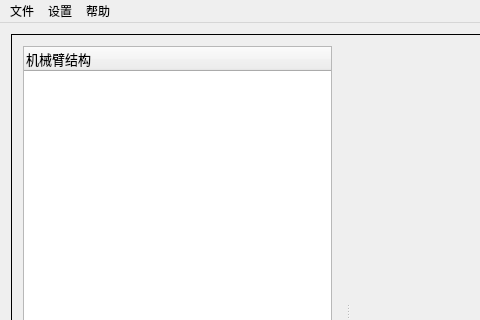
Qt form QtWidgetsApplication1/mainwindow.ui (csbebetter/OCC_Qt_Robot) before a commit; both pictures show x 0 to 480 and y 0 to 320 of the 1200 by 600 pixel window.
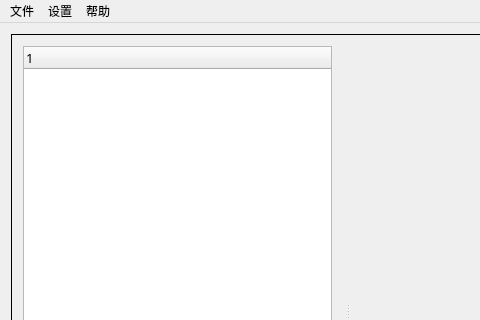
The same form after that commit. Icons and pictures are not drawn.

Diff of the .ui file:
```diff
--- a/QtWidgetsApplication1/mainwindow.ui
+++ b/QtWidgetsApplication1/mainwindow.ui
@@ -71,15 +71,6 @@
              <underline>false</underline>
             </font>
            </property>
-           <column>
-            <property name="text">
-             <string>机械臂结构</string>
-            </property>
-            <property name="icon">
-             <iconset>
-              <normaloff>images/appicon.ico</normaloff>images/appicon.ico</iconset>
-            </property>
-           </column>
           </widget>
           <widget class="QTabWidget" name="tabWidget01">
            <property name="enabled">
```
